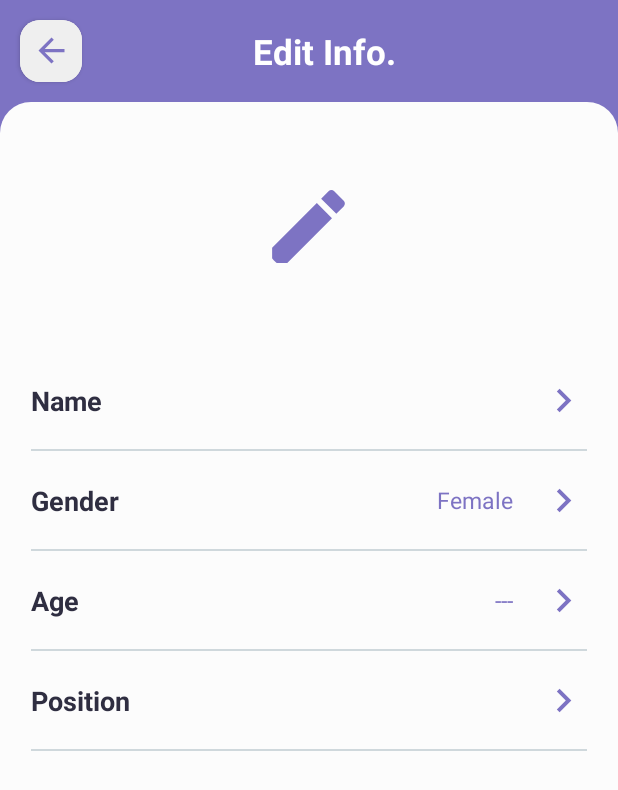
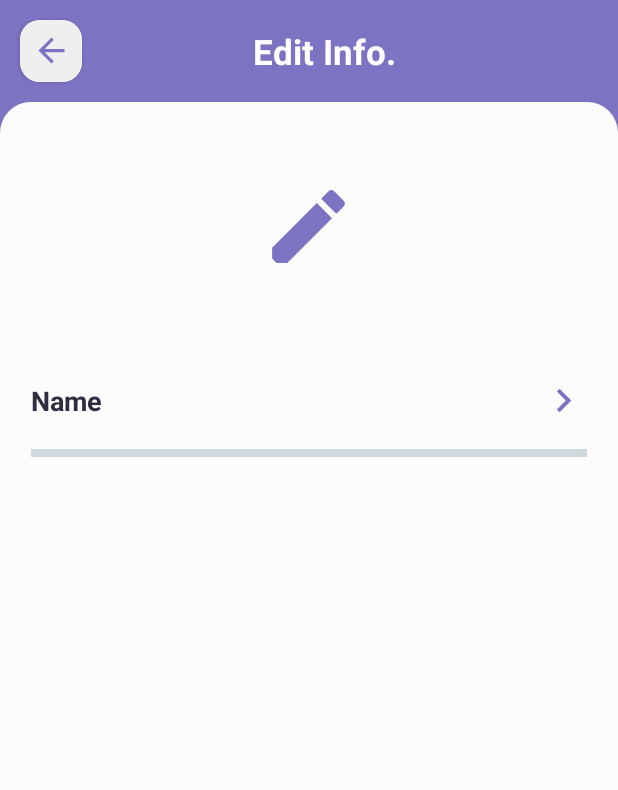
Before and after one commit to leductrung2310/ELS, an Android app: the InformationFragment screen opened through its navigation route, on a phone screen of 412 x 824 dp. Shown: the top 790 px of the screen. Run offline under Robolectric (Android 15) with nearby library versions, the phone set to English and light mode, and no system bars; our stand-ins replace CircleImageView, Firebase (no records; nobody signed in at launch, a user with empty details on screens opened directly), navigation-ui, sdp/ssp sizes.

Commit message:
dictionary

```diff
--- a/app/src/main/java/com/example/els/models/AccountRepository.java
+++ b/app/src/main/java/com/example/els/models/AccountRepository.java
@@ -53,8 +53,8 @@ public class AccountRepository {
                     DocumentSnapshot document = task.getResult();
                     if (document.exists()) {
                         GeneralUser.getInstance().setUserName( checkString(document.getString("name")));
-                        GeneralUser.getInstance().setAge(checkInt(document.getString("age")));
-                        GeneralUser.getInstance().setGender(checkBoolean(document.getString("gender")));
+                        GeneralUser.getInstance().setAge(checkString(document.getString("age")));
+                        GeneralUser.getInstance().setGender(checkString(document.getString("gender")));
                         GeneralUser.getInstance().setPosition(checkString(document.getString("position")));
                         GeneralUser.getInstance().setPhoneNumber(checkString(document.getString("phoneNumber")));
                     } else {
--- a/app/src/main/java/com/example/els/models/authentication/GeneralUser.java
+++ b/app/src/main/java/com/example/els/models/authentication/GeneralUser.java
@@ -2,8 +2,8 @@ package com.example.els.models.authentication;
 
 public class GeneralUser {
     String userName;
-    int age;
-    boolean gender;
+    String age;
+    String gender;
     String position;
     String phoneNumber;
 
@@ -20,19 +20,19 @@ public class GeneralUser {
         this.userName = userName;
     }
 
-    public int getAge() {
+    public String getAge() {
         return age;
     }
 
-    public void setAge(int age) {
+    public void setAge(String age) {
         this.age = age;
     }
 
-    public boolean isGender() {
+    public String isGender() {
         return gender;
     }
 
-    public void setGender(boolean gender) {
+    public void setGender(String gender) {
         this.gender = gender;
     }
 
--- a/app/src/main/java/com/example/els/view/DictionaryFragment.java
+++ b/app/src/main/java/com/example/els/view/DictionaryFragment.java
@@ -73,6 +73,7 @@ public class DictionaryFragment extends Fragment {
             @Override
             public void onChanged(Word word) {
                 if (word != null) {
+                    binding.bodyLayout.setVisibility(View.VISIBLE);
                     binding.word.setText(word.getWord());
                     for (int i = 0; i < word.getPhonetics().size(); i++) {
                         if (!word.getPhonetics().get(i).getAudio().equals("") && !word.getPhonetics().get(i).getText().equals("")) {
--- a/app/src/main/java/com/example/els/view/personal/InformationFragment.java
+++ b/app/src/main/java/com/example/els/view/personal/InformationFragment.java
@@ -34,8 +34,8 @@ public class InformationFragment extends Fragment {
         super.onViewCreated(view, savedInstanceState);
 
         binding.personalInfoName.setText(GeneralUser.getInstance().getUserName());
-        binding.personalInfoGender.setText(GeneralUser.getInstance().isGender() ? "Male" : "Female");
-        binding.personalInfoAge.setText(GeneralUser.getInstance().getAge() == 0 ? "---" : String.valueOf(GeneralUser.getInstance().getAge()) );
+        binding.personalInfoGender.setText(GeneralUser.getInstance().isGender());
+        binding.personalInfoAge.setText(GeneralUser.getInstance().getAge() );
         binding.personalInfoPosition.setText(GeneralUser.getInstance().getPosition());
 
         binding.personalEditInfoBack.setOnClickListener(view1 -> Navigation.findNavController(view1).navigate(R.id.action_informationFragment_to_personalFragment));
--- a/app/src/main/java/com/example/els/view/personal/InformationNameFragment.java
+++ b/app/src/main/java/com/example/els/view/personal/InformationNameFragment.java
@@ -43,6 +43,7 @@ public class InformationNameFragment extends Fragment {
                 if(aBoolean) {
                     Toast.makeText(getContext(), "Edit Name Successfully", Toast.LENGTH_SHORT).show();
                     Navigation.findNavController(getView()).navigate(R.id.action_informationNameFragment_to_informationFragment);
+                    personalViewmodel.getIsEditNameSuccess().setValue(false);
                 }
             }
         });
--- a/app/src/main/java/com/example/els/viewmodel/DictionaryViewmodel.java
+++ b/app/src/main/java/com/example/els/viewmodel/DictionaryViewmodel.java
@@ -1,6 +1,4 @@
 package com.example.els.viewmodel;
-
-import android.util.Log;
 
 import androidx.lifecycle.MutableLiveData;
 import androidx.lifecycle.ViewModel;
@@ -26,8 +24,6 @@ public class DictionaryViewmodel extends ViewModel {
         DictionaryAPIService apiService = RetroInstance.getRetroClient().create(DictionaryAPIService.class);
         Call<List<Word>> call = apiService.getWord(word);
 
-        Log.d("xxx", word);
-
         call.enqueue(new Callback<List<Word>>() {
             @Override
             public void onResponse(Call<List<Word>> call, Response<List<Word>> response) {
--- a/app/src/main/res/layout/fragment_information.xml
+++ b/app/src/main/res/layout/fragment_information.xml
@@ -5,7 +5,7 @@
     android:layout_width="match_parent"
     android:layout_height="match_parent"
     android:background="@color/primary_color"
-    tools:context=".fragment.personal.InformationFragment">
+    tools:context=".view.personal.InformationFragment">
 
     <LinearLayout
         android:layout_width="match_parent"
@@ -141,6 +141,7 @@
                 app:dividerInsetStart="@dimen/largePadding" />
 
             <androidx.constraintlayout.widget.ConstraintLayout
+                android:visibility="gone"
                 android:id="@+id/personal_info_gender_layout"
                 android:layout_width="match_parent"
                 android:layout_height="@dimen/_50sdp"
@@ -194,6 +195,7 @@
                 app:dividerInsetStart="@dimen/largePadding" />
 
             <androidx.constraintlayout.widget.ConstraintLayout
+                android:visibility="gone"
                 android:id="@+id/personal_info_age_layout"
                 android:layout_width="match_parent"
                 android:layout_height="@dimen/_50sdp"
@@ -247,6 +249,7 @@
                 app:dividerInsetStart="@dimen/largePadding" />
 
             <androidx.constraintlayout.widget.ConstraintLayout
+                android:visibility="gone"
                 android:id="@+id/personal_info_position_layout"
                 android:layout_width="match_parent"
                 android:layout_height="@dimen/_50sdp"
--- a/app/src/main/res/layout/fragment_personal.xml
+++ b/app/src/main/res/layout/fragment_personal.xml
@@ -70,6 +70,7 @@
         <TextView
             android:id="@+id/personal_name"
             style="@style/Personal_name"
+            android:paddingBottom="@dimen/_60sdp"
             android:layout_width="wrap_content"
             android:layout_height="wrap_content"
             android:layout_marginVertical="@dimen/mediumPadding"
@@ -79,6 +80,7 @@
             app:layout_constraintTop_toBottomOf="@id/personal_cv_avatar" />
 
         <LinearLayout
+            android:visibility="gone"
             android:id="@+id/personal_card_info"
             android:layout_width="match_parent"
             android:layout_height="wrap_content"
```
